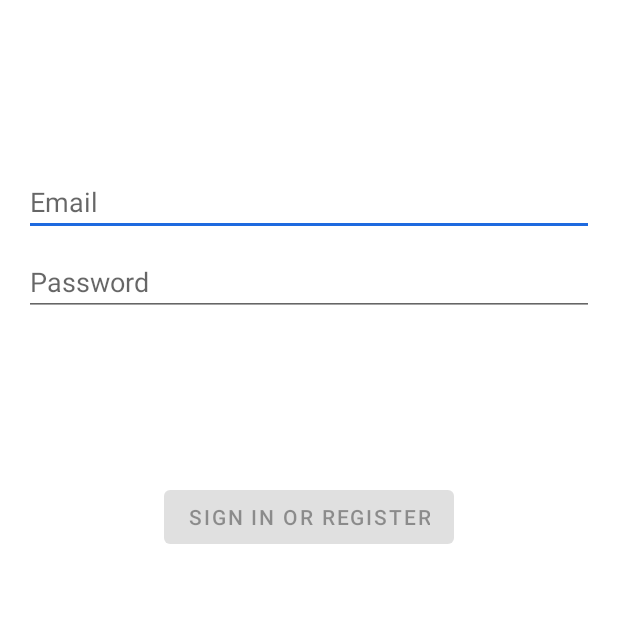
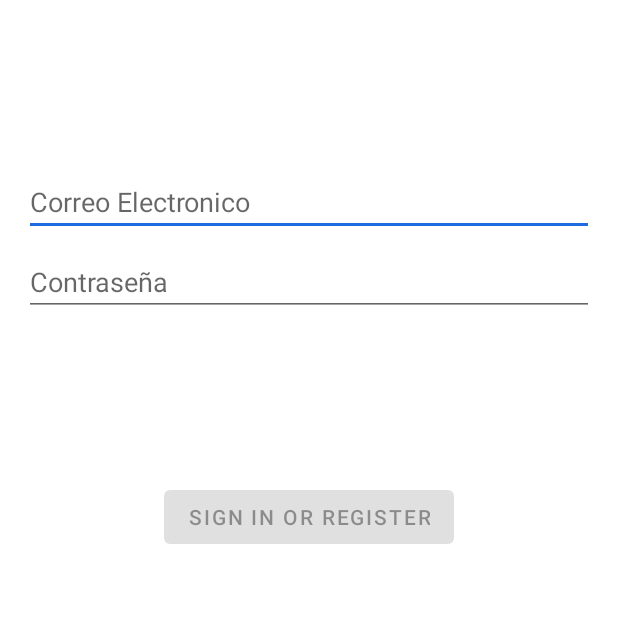
Before and after one commit to Rulas54/AgendaKotlin, an Android app: the screen it shows after launch (LoginActivity), after a tap on "Menu", on a phone screen of 412 x 824 dp, the top half of it. Run offline under Robolectric (Android 15) with nearby library versions, the phone set to English and light mode, and no system bars; our stand-ins replace navigation-ui; 1 other tap on this screen came first.

Commit message:
Cambio de Strings

```diff
--- a/app/src/main/java/udelp/edu/mx/agendakotlin/FirstFragment.kt
+++ b/app/src/main/java/udelp/edu/mx/agendakotlin/FirstFragment.kt
@@ -80,7 +80,7 @@ class FirstFragment : Fragment() {
                     if(response.isSuccessful) {
                         Toast.makeText(context,"Tarea agregada",Toast.LENGTH_SHORT).show()
                         Log.d("Tarea", response.body().toString())
-                        findNavController().navigate(R.id.action_FirstFragment_to_SecondFragment)
+
                     }
                 }
                 override fun onFailure(call: Call<Tarea>, t: Throwable) {
--- a/app/src/main/res/menu/nav_menu.xml
+++ b/app/src/main/res/menu/nav_menu.xml
@@ -11,11 +11,11 @@
                 android:title="@string/menu_home"/>
         <item
                 android:id="@+id/nav_tarea"
+                android:icon="@drawable/nav_tarea"
+                android:title="@string/menu_tarea"/>
+        <item
+                android:id="@+id/nav_contacto"
                 android:icon="@drawable/nav_contacto"
                 android:title="@string/menu_contacto"/>
-        <item
-                android:id="@+id/nav_contacto"
-                android:icon="@drawable/nav_tarea"
-                android:title="@string/menu_tarea"/>
     </group>
 </menu>
--- a/app/src/main/res/values/strings.xml
+++ b/app/src/main/res/values/strings.xml
@@ -52,12 +52,12 @@
     <string name="nav_header_desc">Navigation header</string>
     <string name="menu_gallery">Gallery</string>
     <string name="menu_slideshow">Slideshow</string>
-    <string name="prompt_email">Email</string>
-    <string name="prompt_password">Password</string>
+    <string name="prompt_email">Correo Electronico</string>
+    <string name="prompt_password">Contraseña</string>
     <string name="action_sign_in">Sign in or register</string>
     <string name="action_sign_in_short">Sign in</string>
-    <string name="welcome">"Welcome !"</string>
-    <string name="invalid_username">Not a valid username</string>
-    <string name="invalid_password">Password must be >5 characters</string>
-    <string name="login_failed">"Login failed"</string>
+    <string name="welcome">"Bienvenido !"</string>
+    <string name="invalid_username">Usuario no valido</string>
+    <string name="invalid_password">La contraseña debe ser de más de 5 caracteres</string>
+    <string name="login_failed">"Sign In Failed"</string>
 </resources>
```
